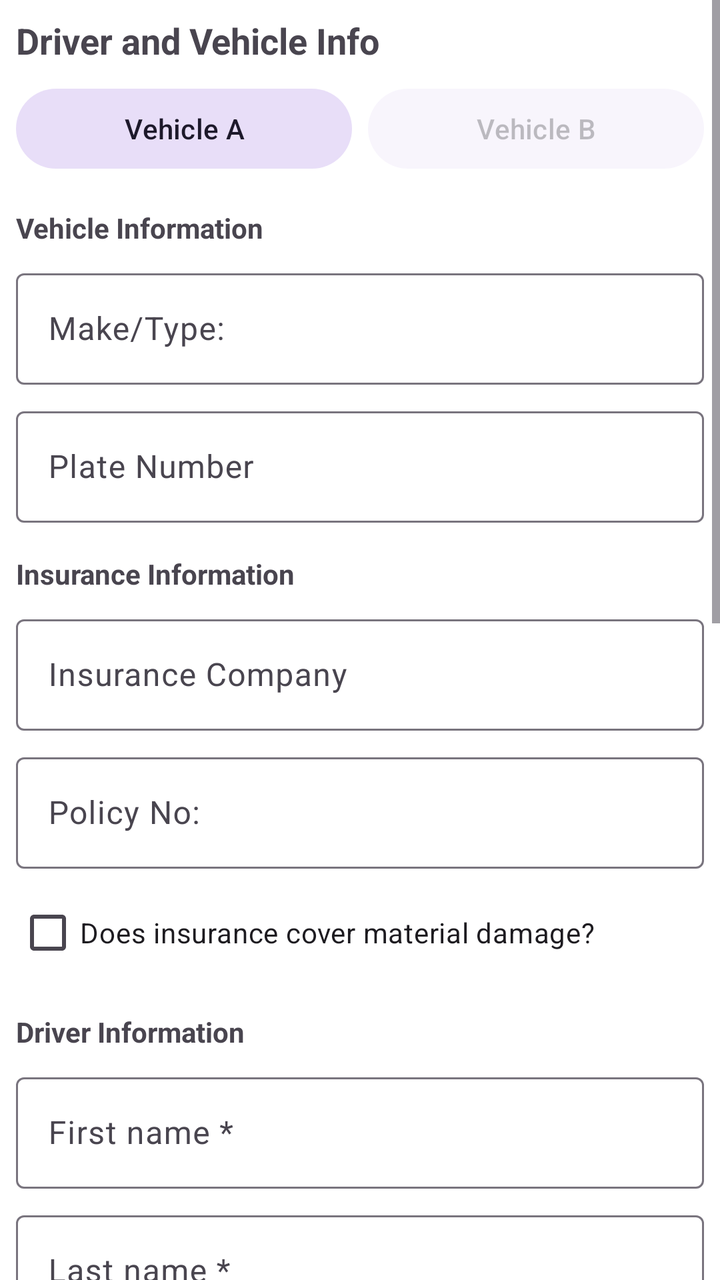
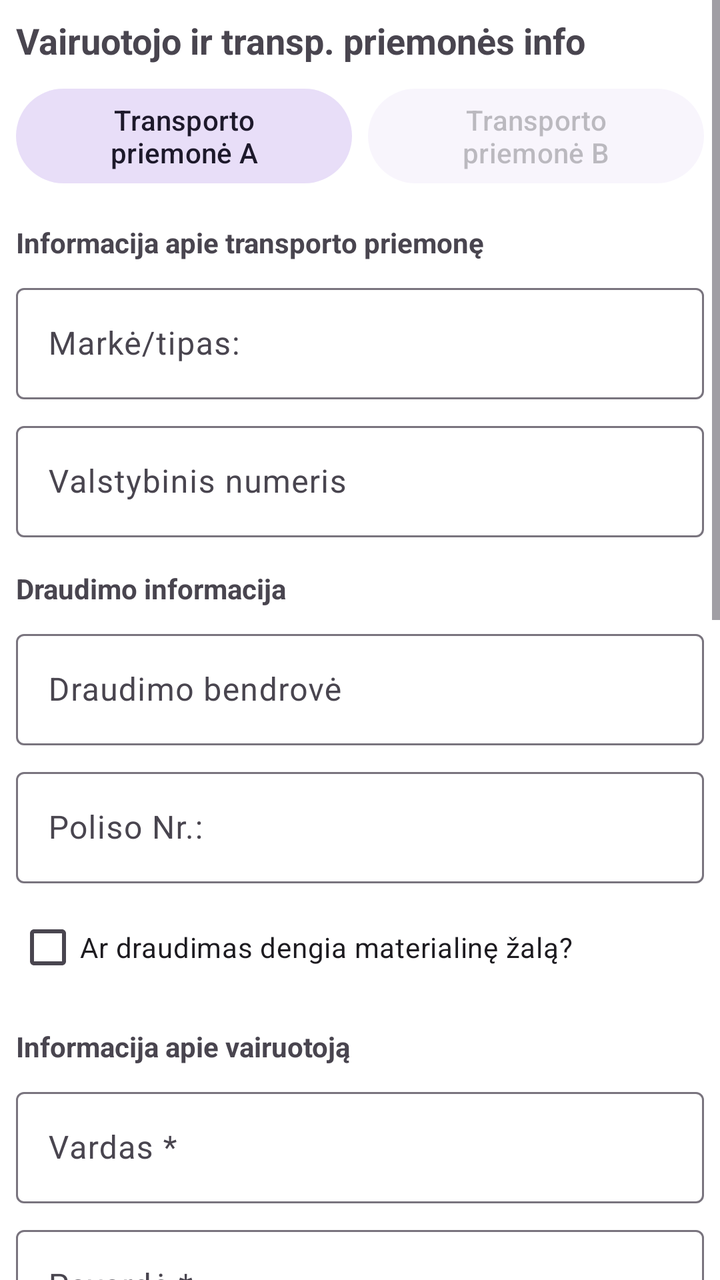

An Android layout rendered at two revisions. The XML below is the earlier revision; the diff shows what the commit changed to produce the second picture.
<!-- AndroidManifest.xml: application theme Theme.AccidentReportingApp -->
<!-- res/layout/step_vehicle_info.xml -->
<?xml version="1.0" encoding="utf-8"?>
<ScrollView xmlns:android="http://schemas.android.com/apk/res/android"
    android:layout_width="match_parent"
    android:layout_height="match_parent"
    xmlns:app="http://schemas.android.com/apk/res-auto">

    <LinearLayout
        android:layout_width="match_parent"
        android:layout_height="wrap_content"
        android:orientation="vertical"
        android:padding="8dp">

        <TextView
            android:id="@+id/text_step_title"
            android:layout_width="match_parent"
            android:layout_height="wrap_content"
            android:text="@string/header_driver_vehicle"
            android:textSize="18sp"
            android:textStyle="bold"
            android:layout_marginBottom="8dp"/>

        <LinearLayout
            android:layout_width="match_parent"
            android:layout_height="wrap_content"
            android:orientation="horizontal"
            android:layout_marginBottom="16dp">
            <com.google.android.material.button.MaterialButton
                android:id="@+id/tab_vinfo_a"
                style="@style/Widget.Material3.Button.TonalButton"
                android:layout_width="0dp"
                android:layout_height="wrap_content"
                android:layout_weight="1"
                android:text="@string/header_vehicle_a"
                android:layout_marginEnd="4dp"/>
            <com.google.android.material.button.MaterialButton
                android:id="@+id/tab_vinfo_b"
                style="@style/Widget.Material3.Button.TonalButton"
                android:layout_width="0dp"
                android:layout_height="wrap_content"
                android:layout_weight="1"
                android:text="@string/header_vehicle_b"
                android:layout_marginStart="4dp"
                android:alpha="0.3"/>
        </LinearLayout>

        
        <TextView
            android:layout_width="match_parent"
            android:layout_height="wrap_content"
            android:text="@string/label_vehicle"
            android:textStyle="bold"
            android:layout_marginBottom="8dp"/>

        <com.google.android.material.textfield.TextInputLayout
            android:layout_width="match_parent"
            android:layout_height="wrap_content"
            android:layout_marginBottom="8dp"
            style="@style/Widget.Material3.TextInputLayout.OutlinedBox">
            <com.google.android.material.textfield.TextInputEditText
                android:id="@+id/edit_vehicle_make"
                android:layout_width="match_parent"
                android:layout_height="wrap_content"
                android:hint="@string/field_make_type" />
        </com.google.android.material.textfield.TextInputLayout>

        <com.google.android.material.textfield.TextInputLayout
            android:layout_width="match_parent"
            android:layout_height="wrap_content"
            android:layout_marginBottom="16dp"
            style="@style/Widget.Material3.TextInputLayout.OutlinedBox">
            <com.google.android.material.textfield.TextInputEditText
                android:id="@+id/edit_vehicle_plate"
                android:layout_width="match_parent"
                android:layout_height="wrap_content"
                android:hint="@string/hint_plate" />
        </com.google.android.material.textfield.TextInputLayout>

        
        <TextView
            android:layout_width="match_parent"
            android:layout_height="wrap_content"
            android:text="@string/header_insurance_info"
            android:textStyle="bold"
            android:layout_marginBottom="8dp"/>

        <com.google.android.material.textfield.TextInputLayout
            android:layout_width="match_parent"
            android:layout_height="wrap_content"
            android:layout_marginBottom="8dp"
            style="@style/Widget.Material3.TextInputLayout.OutlinedBox">
            <com.google.android.material.textfield.TextInputEditText
                android:id="@+id/edit_insurance_name"
                android:layout_width="match_parent"
                android:layout_height="wrap_content"
                android:hint="@string/label_insurance_company" />
        </com.google.android.material.textfield.TextInputLayout>

        <com.google.android.material.textfield.TextInputLayout
            android:layout_width="match_parent"
            android:layout_height="wrap_content"
            android:layout_marginBottom="8dp"
            style="@style/Widget.Material3.TextInputLayout.OutlinedBox">
            <com.google.android.material.textfield.TextInputEditText
                android:id="@+id/edit_policy_number"
                android:layout_width="match_parent"
                android:layout_height="wrap_content"
                android:hint="@string/field_policy_no" />
        </com.google.android.material.textfield.TextInputLayout>

        <com.google.android.material.checkbox.MaterialCheckBox
            android:id="@+id/check_covers_damage"
            android:layout_width="match_parent"
            android:layout_height="wrap_content"
            android:layout_marginBottom="16dp"
            android:text="@string/hint_insurance_covers" />

        
        <TextView
            android:layout_width="match_parent"
            android:layout_height="wrap_content"
            android:text="@string/label_driver"
            android:textStyle="bold"
            android:layout_marginBottom="8dp"/>

        <com.google.android.material.textfield.TextInputLayout
            android:layout_width="match_parent"
            android:layout_height="wrap_content"
            android:layout_marginBottom="8dp"
            style="@style/Widget.Material3.TextInputLayout.OutlinedBox">
            <com.google.android.material.textfield.TextInputEditText
                android:id="@+id/edit_driver_first_name"
                android:layout_width="match_parent"
                android:layout_height="wrap_content"
                android:hint="First name *" />
        </com.google.android.material.textfield.TextInputLayout>

        <com.google.android.material.textfield.TextInputLayout
            android:layout_width="match_parent"
            android:layout_height="wrap_content"
            android:layout_marginBottom="8dp"
            style="@style/Widget.Material3.TextInputLayout.OutlinedBox">
            <com.google.android.material.textfield.TextInputEditText
                android:id="@+id/edit_driver_last_name"
                android:layout_width="match_parent"
                android:layout_height="wrap_content"
                android:hint="Last name *" />
        </com.google.android.material.textfield.TextInputLayout>

        <com.google.android.material.textfield.TextInputLayout
            android:layout_width="match_parent"
            android:layout_height="wrap_content"
            android:layout_marginBottom="8dp"
            style="@style/Widget.Material3.TextInputLayout.OutlinedBox">
            <com.google.android.material.textfield.TextInputEditText
                android:id="@+id/edit_driver_dob"
                android:layout_width="match_parent"
                android:layout_height="wrap_content"
                android:hint="@string/hint_dob" />
        </com.google.android.material.textfield.TextInputLayout>

        <TextView
            android:layout_width="match_parent"
            android:layout_height="wrap_content"
            android:text="Country *"
            android:layout_marginTop="8dp"/>
        <Spinner
            android:id="@+id/spinner_driver_country"
            android:layout_width="match_parent"
            android:layout_height="wrap_content"
            android:layout_marginBottom="8dp"
            android:minHeight="48dp" />

        <com.google.android.material.textfield.TextInputLayout
            android:layout_width="match_parent"
            android:layout_height="wrap_content"
            android:layout_marginBottom="8dp"
            style="@style/Widget.Material3.TextInputLayout.OutlinedBox">
            <com.google.android.material.textfield.TextInputEditText
                android:id="@+id/edit_driver_address"
                android:layout_width="match_parent"
                android:layout_height="wrap_content"
                android:hint="@string/hint_driver_address" />
        </com.google.android.material.textfield.TextInputLayout>

        <com.google.android.material.textfield.TextInputLayout
            android:layout_width="match_parent"
            android:layout_height="wrap_content"
            android:layout_marginBottom="8dp"
            style="@style/Widget.Material3.TextInputLayout.OutlinedBox">
            <com.google.android.material.textfield.TextInputEditText
                android:id="@+id/edit_driver_email"
                android:layout_width="match_parent"
                android:layout_height="wrap_content"
                android:hint="Email"
                android:inputType="textEmailAddress" />
        </com.google.android.material.textfield.TextInputLayout>

        <com.google.android.material.textfield.TextInputLayout
            android:layout_width="match_parent"
            android:layout_height="wrap_content"
            android:layout_marginBottom="8dp"
            style="@style/Widget.Material3.TextInputLayout.OutlinedBox">
            <com.google.android.material.textfield.TextInputEditText
                android:id="@+id/edit_driver_contact"
                android:layout_width="match_parent"
                android:layout_height="wrap_content"
                android:hint="Phone"
                android:inputType="phone" />
        </com.google.android.material.textfield.TextInputLayout>

        <com.google.android.material.textfield.TextInputLayout
            android:layout_width="match_parent"
            android:layout_height="wrap_content"
            android:layout_marginBottom="8dp"
            style="@style/Widget.Material3.TextInputLayout.OutlinedBox">
            <com.google.android.material.textfield.TextInputEditText
                android:id="@+id/edit_driver_license"
                android:layout_width="match_parent"
                android:layout_height="wrap_content"
                android:hint="@string/field_license_no" />
        </com.google.android.material.textfield.TextInputLayout>

        <com.google.android.material.textfield.TextInputLayout
            android:layout_width="match_parent"
            android:layout_height="wrap_content"
            android:layout_marginBottom="8dp"
            style="@style/Widget.Material3.TextInputLayout.OutlinedBox">
            <com.google.android.material.textfield.TextInputEditText
                android:id="@+id/edit_driver_license_category"
                android:layout_width="match_parent"
                android:layout_height="wrap_content"
                android:hint="License category" />
        </com.google.android.material.textfield.TextInputLayout>

        <com.google.android.material.textfield.TextInputLayout
            android:layout_width="match_parent"
            android:layout_height="wrap_content"
            android:layout_marginBottom="8dp"
            style="@style/Widget.Material3.TextInputLayout.OutlinedBox">
            <com.google.android.material.textfield.TextInputEditText
                android:id="@+id/edit_driver_license_expiry"
                android:layout_width="match_parent"
                android:layout_height="wrap_content"
                android:hint="License expiry" />
        </com.google.android.material.textfield.TextInputLayout>

        <com.google.android.material.textfield.TextInputLayout
            android:layout_width="match_parent"
            android:layout_height="wrap_content"
            android:layout_marginBottom="8dp"
            style="@style/Widget.Material3.TextInputLayout.OutlinedBox">
            <com.google.android.material.textfield.TextInputEditText
                android:id="@+id/edit_driver_personal_id"
                android:layout_width="match_parent"
                android:layout_height="wrap_content"
                android:hint="Personal ID / National code *" />
        </com.google.android.material.textfield.TextInputLayout>

    </LinearLayout>
</ScrollView>
<!-- resources referenced by this layout -->
<resources>
  <string name="field_license_no">License No:</string>
  <string name="field_make_type">Make/Type:</string>
  <string name="field_policy_no">Policy No:</string>
  <string name="header_driver_vehicle">Driver and Vehicle Info</string>
  <string name="header_insurance_info">Insurance Information</string>
  <string name="header_vehicle_a">Vehicle A</string>
  <string name="header_vehicle_b">Vehicle B</string>
  <string name="hint_dob">Date of Birth (YYYY-MM-DD)</string>
  <string name="hint_driver_address">Full Address (Street, House no., City, etc.)</string>
  <string name="hint_insurance_covers">Does insurance cover material damage?</string>
  <string name="hint_plate">Plate Number</string>
  <string name="label_driver">Driver Information</string>
  <string name="label_insurance_company">Insurance Company</string>
  <string name="label_vehicle">Vehicle Information</string>
  <style name="Theme.AccidentReportingApp" parent="Base.Theme.AccidentReportingApp" />
  <style name="Base.Theme.AccidentReportingApp" parent="Theme.Material3.DayNight.NoActionBar">
          
          <item name="colorPrimary">@color/primary</item>
          <item name="colorOnPrimary">@color/white</item>
          <item name="colorPrimaryContainer">@color/primary_container</item>
  
          
          <item name="android:windowBackground">@color/white</item>
      </style>
  <color name="primary">#003B8E</color>
  <color name="white">#FFFFFFFF</color>
  <color name="primary_container">#F0D3F7</color>
</resources>

<!-- the commit's change to res/layout/step_vehicle_info.xml (unified diff, before → after) -->
@@ -131,7 +131,7 @@
                 android:id="@+id/edit_driver_first_name"
                 android:layout_width="match_parent"
                 android:layout_height="wrap_content"
-                android:hint="First name *" />
+                android:hint="@string/field_first_name" />
         </com.google.android.material.textfield.TextInputLayout>
 
         <com.google.android.material.textfield.TextInputLayout
@@ -143,7 +143,7 @@
                 android:id="@+id/edit_driver_last_name"
                 android:layout_width="match_parent"
                 android:layout_height="wrap_content"
-                android:hint="Last name *" />
+                android:hint="@string/field_last_name" />
         </com.google.android.material.textfield.TextInputLayout>
 
         <com.google.android.material.textfield.TextInputLayout
@@ -161,7 +161,7 @@
         <TextView
             android:layout_width="match_parent"
             android:layout_height="wrap_content"
-            android:text="Country *"
+            android:text="@string/field_country"
             android:layout_marginTop="8dp"/>
         <Spinner
             android:id="@+id/spinner_driver_country"
@@ -191,7 +191,7 @@
                 android:id="@+id/edit_driver_email"
                 android:layout_width="match_parent"
                 android:layout_height="wrap_content"
-                android:hint="Email"
+                android:hint="@string/field_email"
                 android:inputType="textEmailAddress" />
         </com.google.android.material.textfield.TextInputLayout>
 
@@ -204,7 +204,7 @@
                 android:id="@+id/edit_driver_contact"
                 android:layout_width="match_parent"
                 android:layout_height="wrap_content"
-                android:hint="Phone"
+                android:hint="@string/field_phone"
                 android:inputType="phone" />
         </com.google.android.material.textfield.TextInputLayout>
 
@@ -229,7 +229,7 @@
                 android:id="@+id/edit_driver_license_category"
                 android:layout_width="match_parent"
                 android:layout_height="wrap_content"
-                android:hint="License category" />
+                android:hint="@string/field_license_category" />
         </com.google.android.material.textfield.TextInputLayout>
 
         <com.google.android.material.textfield.TextInputLayout
@@ -241,7 +241,7 @@
                 android:id="@+id/edit_driver_license_expiry"
                 android:layout_width="match_parent"
                 android:layout_height="wrap_content"
-                android:hint="License expiry" />
+                android:hint="@string/field_license_expiry" />
         </com.google.android.material.textfield.TextInputLayout>
 
         <com.google.android.material.textfield.TextInputLayout
@@ -253,7 +253,7 @@
                 android:id="@+id/edit_driver_personal_id"
                 android:layout_width="match_parent"
                 android:layout_height="wrap_content"
-                android:hint="Personal ID / National code *" />
+                android:hint="@string/field_personal_id" />
         </com.google.android.material.textfield.TextInputLayout>
 
     </LinearLayout>
<!-- resource entries referenced after the edit -->
@@ -1,19 +1,27 @@
 <!-- resources referenced by this layout -->
 <resources>
-  <string name="field_license_no">License No:</string>
-  <string name="field_make_type">Make/Type:</string>
-  <string name="field_policy_no">Policy No:</string>
-  <string name="header_driver_vehicle">Driver and Vehicle Info</string>
-  <string name="header_insurance_info">Insurance Information</string>
-  <string name="header_vehicle_a">Vehicle A</string>
-  <string name="header_vehicle_b">Vehicle B</string>
-  <string name="hint_dob">Date of Birth (YYYY-MM-DD)</string>
-  <string name="hint_driver_address">Full Address (Street, House no., City, etc.)</string>
-  <string name="hint_insurance_covers">Does insurance cover material damage?</string>
-  <string name="hint_plate">Plate Number</string>
-  <string name="label_driver">Driver Information</string>
-  <string name="label_insurance_company">Insurance Company</string>
-  <string name="label_vehicle">Vehicle Information</string>
+  <string name="field_country">Valstybė *</string>
+  <string name="field_email">El. paštas</string>
+  <string name="field_first_name">Vardas *</string>
+  <string name="field_last_name">Pavardė *</string>
+  <string name="field_license_category">Vairuotojo pažymėjimo kategorija</string>
+  <string name="field_license_expiry">Vairuotojo pažymėjimo galiojimas</string>
+  <string name="field_license_no">Vairuotojo pažymėjimo Nr.:</string>
+  <string name="field_make_type">Markė/tipas:</string>
+  <string name="field_personal_id">Asmens kodas *</string>
+  <string name="field_phone">Telefonas</string>
+  <string name="field_policy_no">Poliso Nr.:</string>
+  <string name="header_driver_vehicle">Vairuotojo ir transp. priemonės info</string>
+  <string name="header_insurance_info">Draudimo informacija</string>
+  <string name="header_vehicle_a">Transporto priemonė A</string>
+  <string name="header_vehicle_b">Transporto priemonė B</string>
+  <string name="hint_dob">Gimimo data (YYYY-MM-DD)</string>
+  <string name="hint_driver_address">Pilnas adresas (Gatvė, Namo nr., Miestas ir kt.)</string>
+  <string name="hint_insurance_covers">Ar draudimas dengia materialinę žalą?</string>
+  <string name="hint_plate">Valstybinis numeris</string>
+  <string name="label_driver">Informacija apie vairuotoją</string>
+  <string name="label_insurance_company">Draudimo bendrovė</string>
+  <string name="label_vehicle">Informacija apie transporto priemonę</string>
   <style name="Theme.AccidentReportingApp" parent="Base.Theme.AccidentReportingApp" />
   <style name="Base.Theme.AccidentReportingApp" parent="Theme.Material3.DayNight.NoActionBar">
           
